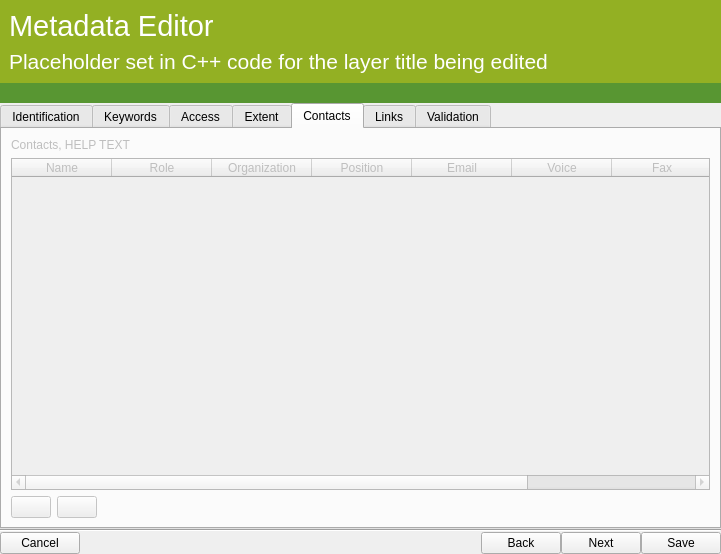
qgis/QGIS, file src/ui/qgsmetadatawizard.ui: the form before one commit.
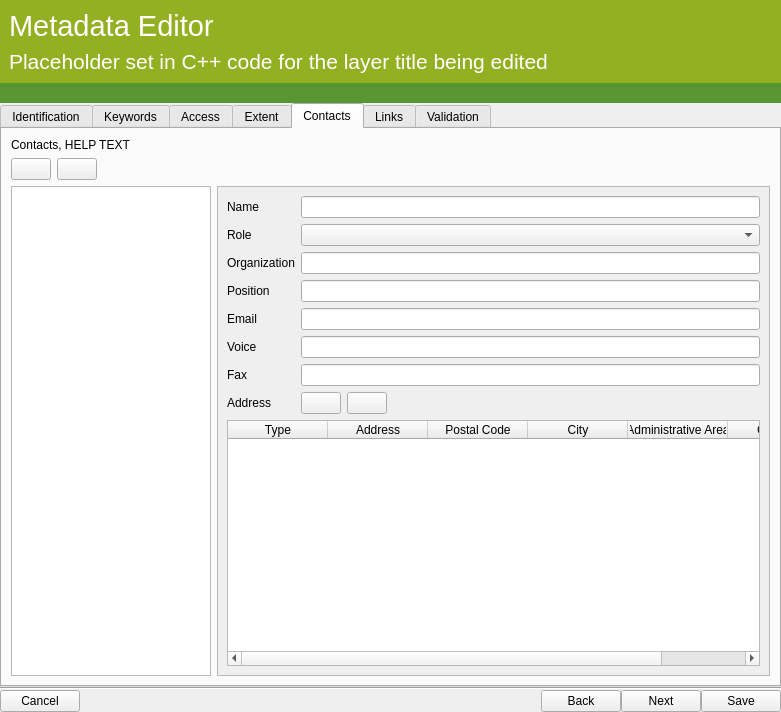
The form after the commit. The open tabs and pages were chosen to show the change. Icons and pictures are not drawn. Custom widgets are drawn as their Qt base class.

Commit message: reorder in cpp file, add contact UI

What changed in the file:
```diff
--- a/src/ui/qgsmetadatawizard.ui
+++ b/src/ui/qgsmetadatawizard.ui
@@ -6,8 +6,8 @@
    <rect>
     <x>0</x>
     <y>0</y>
-    <width>721</width>
-    <height>554</height>
+    <width>781</width>
+    <height>712</height>
    </rect>
   </property>
   <property name="windowTitle">
@@ -411,13 +411,10 @@
       </layout>
      </widget>
      <widget class="QWidget" name="tabContactsDialog">
-      <property name="enabled">
-       <bool>false</bool>
-      </property>
       <attribute name="title">
        <string>Contacts</string>
       </attribute>
-      <layout class="QVBoxLayout" name="verticalLayout_6">
+      <layout class="QVBoxLayout" name="verticalLayout_10">
        <item>
         <widget class="QLabel" name="label_16">
          <property name="text">
@@ -426,54 +423,7 @@
         </widget>
        </item>
        <item>
-        <widget class="QTableWidget" name="tabContacts">
-         <property name="selectionBehavior">
-          <enum>QAbstractItemView::SelectRows</enum>
-         </property>
-         <column>
-          <property name="text">
-           <string>Name</string>
-          </property>
-         </column>
-         <column>
-          <property name="text">
-           <string>Role</string>
-          </property>
-         </column>
-         <column>
-          <property name="text">
-           <string>Organization</string>
-          </property>
-         </column>
-         <column>
-          <property name="text">
-           <string>Position</string>
-          </property>
-         </column>
-         <column>
-          <property name="text">
-           <string>Email</string>
-          </property>
-         </column>
-         <column>
-          <property name="text">
-           <string>Voice</string>
-          </property>
-         </column>
-         <column>
-          <property name="text">
-           <string>Fax</string>
-          </property>
-         </column>
-         <column>
-          <property name="text">
-           <string>Address</string>
-          </property>
-         </column>
-        </widget>
-       </item>
-       <item>
-        <layout class="QHBoxLayout" name="horizontalLayout_3">
+        <layout class="QHBoxLayout" name="horizontalLayout_10">
          <item>
           <widget class="QPushButton" name="btnAddContact">
            <property name="toolTip">
@@ -497,7 +447,7 @@
           </widget>
          </item>
          <item>
-          <spacer name="horizontalSpacer_3">
+          <spacer name="horizontalSpacer_6">
            <property name="orientation">
             <enum>Qt::Horizontal</enum>
            </property>
@@ -511,6 +461,196 @@
          </item>
         </layout>
        </item>
+       <item>
+        <layout class="QHBoxLayout" name="horizontalLayout_3">
+         <item>
+          <widget class="QListWidget" name="listWidget">
+           <property name="maximumSize">
+            <size>
+             <width>200</width>
+             <height>16777215</height>
+            </size>
+           </property>
+          </widget>
+         </item>
+         <item>
+          <widget class="QScrollArea" name="scrollArea">
+           <property name="widgetResizable">
+            <bool>true</bool>
+           </property>
+           <widget class="QWidget" name="scrollAreaWidgetContents">
+            <property name="geometry">
+             <rect>
+              <x>0</x>
+              <y>0</y>
+              <width>521</width>
+              <height>450</height>
+             </rect>
+            </property>
+            <layout class="QVBoxLayout" name="verticalLayout_6">
+             <item>
+              <layout class="QFormLayout" name="formLayout_2">
+               <item row="0" column="0">
+                <widget class="QLabel" name="label_10">
+                 <property name="text">
+                  <string>Name</string>
+                 </property>
+                </widget>
+               </item>
+               <item row="0" column="1">
+                <widget class="QLineEdit" name="lineEditContactName"/>
+               </item>
+               <item row="1" column="0">
+                <widget class="QLabel" name="label_15">
+                 <property name="text">
+                  <string>Role</string>
+                 </property>
+                </widget>
+               </item>
+               <item row="1" column="1">
+                <widget class="QComboBox" name="comboContactRole"/>
+               </item>
+               <item row="2" column="0">
+                <widget class="QLabel" name="label_12">
+                 <property name="text">
+                  <string>Organization</string>
+                 </property>
+                </widget>
+               </item>
+               <item row="2" column="1">
+                <widget class="QLineEdit" name="lineEditContactOrganization"/>
+               </item>
+               <item row="3" column="0">
+                <widget class="QLabel" name="label_14">
+                 <property name="text">
+                  <string>Position</string>
+                 </property>
+                </widget>
+               </item>
+               <item row="3" column="1">
+                <widget class="QLineEdit" name="lineEditContactPosition"/>
+               </item>
+               <item row="4" column="0">
+                <widget class="QLabel" name="label_18">
+                 <property name="text">
+                  <string>Email</string>
+                 </property>
+                </widget>
+               </item>
+               <item row="4" column="1">
+                <widget class="QLineEdit" name="lineEditContactEmail"/>
+               </item>
+               <item row="5" column="0">
+                <widget class="QLabel" name="label_19">
+                 <property name="text">
+                  <string>Voice</string>
+                 </property>
+                </widget>
+               </item>
+               <item row="5" column="1">
+                <widget class="QLineEdit" name="lineEditContactVoice"/>
+               </item>
+               <item row="6" column="0">
+                <widget class="QLabel" name="label_20">
+                 <property name="text">
+                  <string>Fax</string>
+                 </property>
+                </widget>
+               </item>
+               <item row="6" column="1">
+                <widget class="QLineEdit" name="lineEditContactFax"/>
+               </item>
+               <item row="7" column="0">
+                <widget class="QLabel" name="label_21">
+                 <property name="text">
+                  <string>Address</string>
+                 </property>
+                </widget>
+               </item>
+               <item row="7" column="1">
+                <layout class="QHBoxLayout" name="horizontalLayout_13">
+                 <item>
+                  <widget class="QPushButton" name="btnAddAddress">
+                   <property name="toolTip">
+                    <string>Add class</string>
+                   </property>
+                   <property name="icon">
+                    <iconset resource="../../images/images.qrc">
+                     <normaloff>:/images/themes/default/symbologyAdd.svg</normaloff>:/images/themes/default/symbologyAdd.svg</iconset>
+                   </property>
+                  </widget>
+                 </item>
+                 <item>
+                  <widget class="QPushButton" name="btnRemoveAddress">
+                   <property name="toolTip">
+                    <string>Delete</string>
+                   </property>
+                   <property name="icon">
+                    <iconset resource="../../images/images.qrc">
+                     <normaloff>:/images/themes/default/symbologyRemove.svg</normaloff>:/images/themes/default/symbologyRemove.svg</iconset>
+                   </property>
+                  </widget>
+                 </item>
+                 <item>
+                  <spacer name="horizontalSpacer_3">
+                   <property name="orientation">
+                    <enum>Qt::Horizontal</enum>
+                   </property>
+                   <property name="sizeHint" stdset="0">
+                    <size>
+                     <width>40</width>
+                     <height>20</height>
+                    </size>
+                   </property>
+                  </spacer>
+                 </item>
+                </layout>
+               </item>
+              </layout>
+             </item>
+             <item>
+              <widget class="QTableWidget" name="tabAddresses">
+               <attribute name="horizontalHeaderStretchLastSection">
+                <bool>true</bool>
+               </attribute>
+               <column>
+                <property name="text">
+                 <string>Type</string>
+                </property>
+               </column>
+               <column>
+                <property name="text">
+                 <string>Address</string>
+                </property>
+               </column>
+               <column>
+                <property name="text">
+                 <string>Postal Code</string>
+                </property>
+               </column>
+               <column>
+                <property name="text">
+                 <string>City</string>
+                </property>
+               </column>
+               <column>
+                <property name="text">
+                 <string>Administrative Area</string>
+                </property>
+               </column>
+               <column>
+                <property name="text">
+                 <string>Country</string>
+                </property>
+               </column>
+              </widget>
+             </item>
+            </layout>
+           </widget>
+          </widget>
+         </item>
+        </layout>
+       </item>
       </layout>
      </widget>
      <widget class="QWidget" name="tabLinksDialog">
```
Left out of the diff: 11 changed lines with no effect on the pictures. The commit also changes 2 other files.
